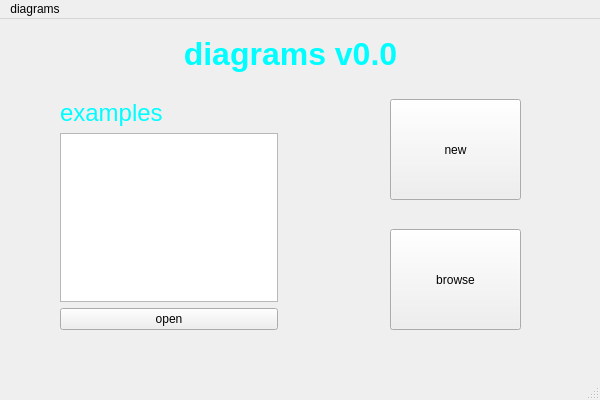
First picture: the form in src/MainWIndow/mainwindow.ui, repository SkuratovichA/diagrams, before the edit.
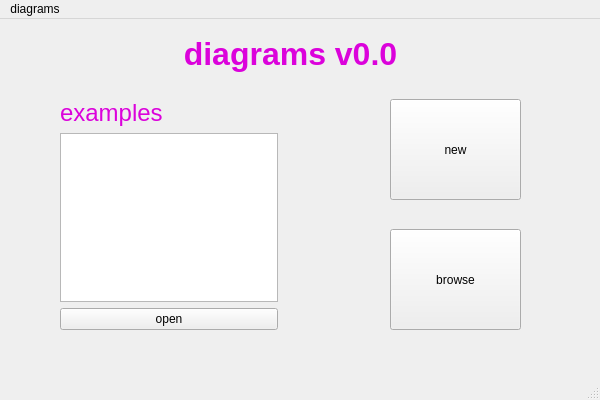
Second picture: the form after the edit.

What changed in the file:
```diff
--- a/src/MainWIndow/mainwindow.ui
+++ b/src/MainWIndow/mainwindow.ui
@@ -130,7 +130,7 @@
      </rect>
     </property>
     <property name="text">
-     <string>&lt;html&gt;&lt;head/&gt;&lt;body&gt;&lt;p align=&quot;center&quot;&gt;&lt;span style=&quot; font-size:24pt; font-weight:700; color:#00fdff;&quot;&gt;diagrams v0.0&lt;/span&gt;&lt;/p&gt;&lt;/body&gt;&lt;/html&gt;</string>
+     <string>&lt;html&gt;&lt;head/&gt;&lt;body&gt;&lt;p align=&quot;center&quot;&gt;&lt;span style=&quot; font-size:24pt; font-weight:700; color:#db02db;&quot;&gt;diagrams v0.0&lt;/span&gt;&lt;/p&gt;&lt;/body&gt;&lt;/html&gt;</string>
     </property>
    </widget>
    <widget class="QWidget" name="verticalLayoutWidget">
@@ -146,7 +146,7 @@
      <item>
       <widget class="QLabel" name="label_2">
        <property name="text">
-        <string>&lt;html&gt;&lt;head/&gt;&lt;body&gt;&lt;p&gt;&lt;span style=&quot; font-size:18pt; color:#00fdff;&quot;&gt;examples&lt;/span&gt;&lt;/p&gt;&lt;/body&gt;&lt;/html&gt;</string>
+        <string>&lt;html&gt;&lt;head/&gt;&lt;body&gt;&lt;p&gt;&lt;span style=&quot; font-size:18pt; color:#db02db;&quot;&gt;examples&lt;/span&gt;&lt;/p&gt;&lt;/body&gt;&lt;/html&gt;</string>
        </property>
       </widget>
      </item>
```
